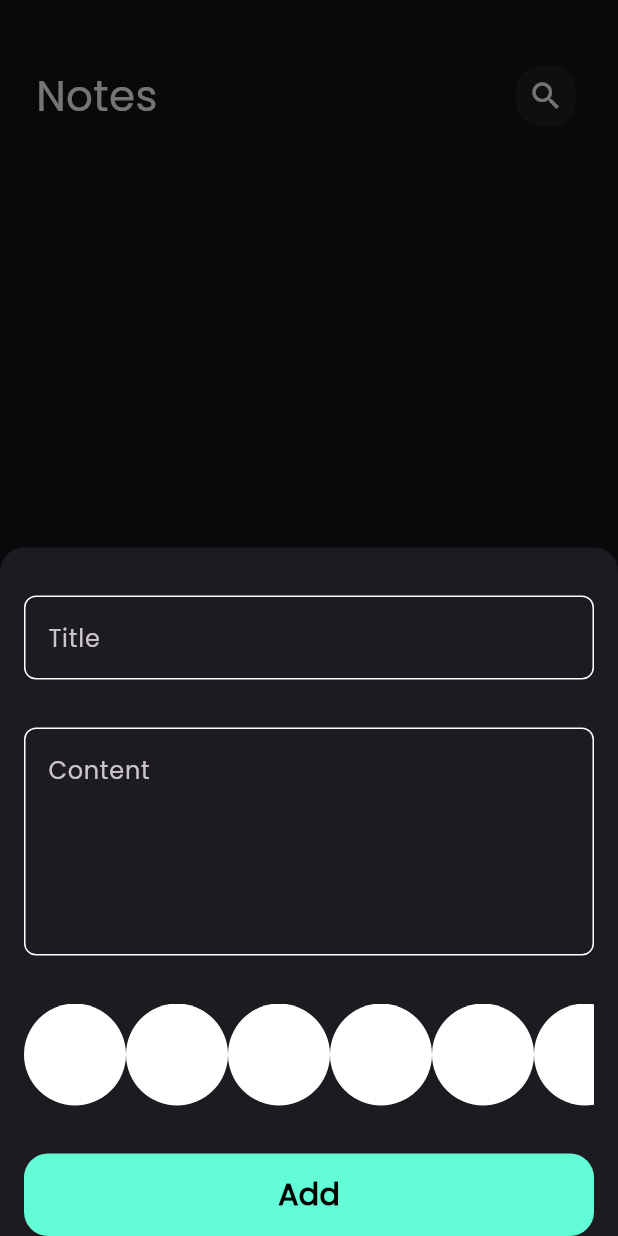
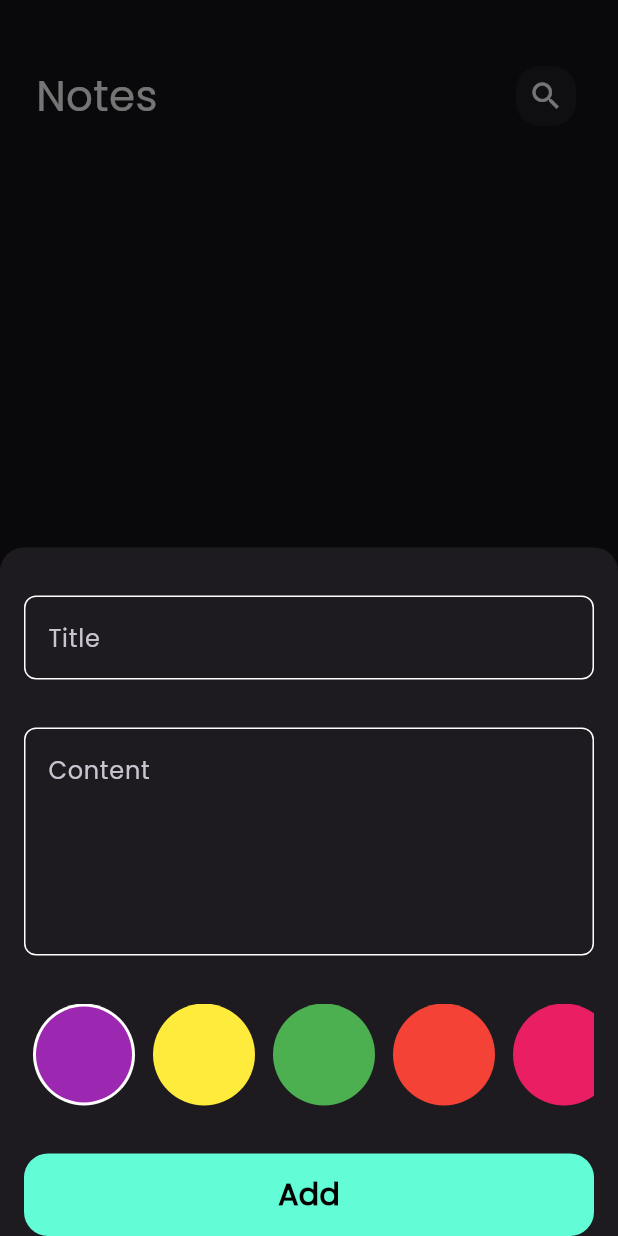
Before and after one commit to AbdllahAtef/notes_app, a Flutter app: the screen it shows after launch, after a tap on the "add" icon, on a phone screen of 412 x 824 dp. Run offline on Flutter 3.47's test engine with Material 3 defaults, Android fonts, the phone set to English and light mode, and no system bars; our stand-ins replace bloc, flutter_bloc, hive, hive_flutter; accounts and stored records are empty.

Commit message:
colors list view done

```diff
--- a/lib/widgets/color_list.dart
+++ b/lib/widgets/color_list.dart
@@ -2,27 +2,63 @@
 
 import 'package:flutter/material.dart';
 
-
-class ColorList extends StatelessWidget {
+class ColorList extends StatefulWidget {
   const ColorList({super.key});
 
+  @override
+  State<ColorList> createState() => _ColorListState();
+}
+
+class _ColorListState extends State<ColorList> {
+  int currentindex = 0;
+  List<Color> colors = [
+    Colors.purple,
+    Colors.yellow,
+    Colors.green,
+    Colors.red,
+    Colors.pink,
+  ];
   @override
   Widget build(BuildContext context) {
     return SizedBox(
       height: 68,
       child: ListView.builder(
-        itemBuilder: (context, index) => const ColorItem(),
-        itemCount: 10,
+        itemBuilder:
+            (context, index) => GestureDetector(
+              onTap: ()
+                 {
+                  currentindex = index;
+                  setState(() {});
+
+              },
+              child: ColorItem(
+                isselected: currentindex == index,
+                color: colors[index],
+              ),
+            ),
+        itemCount: colors.length,
         scrollDirection: Axis.horizontal,
       ),
     );
   }
 }
+
 class ColorItem extends StatelessWidget {
-  const ColorItem({super.key});
-
+  const ColorItem({super.key, required this.isselected, required this.color});
+  final bool isselected;
+  final Color color;
   @override
   Widget build(BuildContext context) {
-    return const CircleAvatar(backgroundColor: Colors.white, radius: 34);
+    return Padding(
+      padding: const EdgeInsets.symmetric(horizontal: 6.0),
+      child:
+          isselected
+              ? CircleAvatar(
+                backgroundColor: Colors.white,
+                radius: 34,
+                child: CircleAvatar(backgroundColor: color, radius: 32),
+              )
+              : CircleAvatar(backgroundColor: color, radius: 34),
+    );
   }
 }
```
